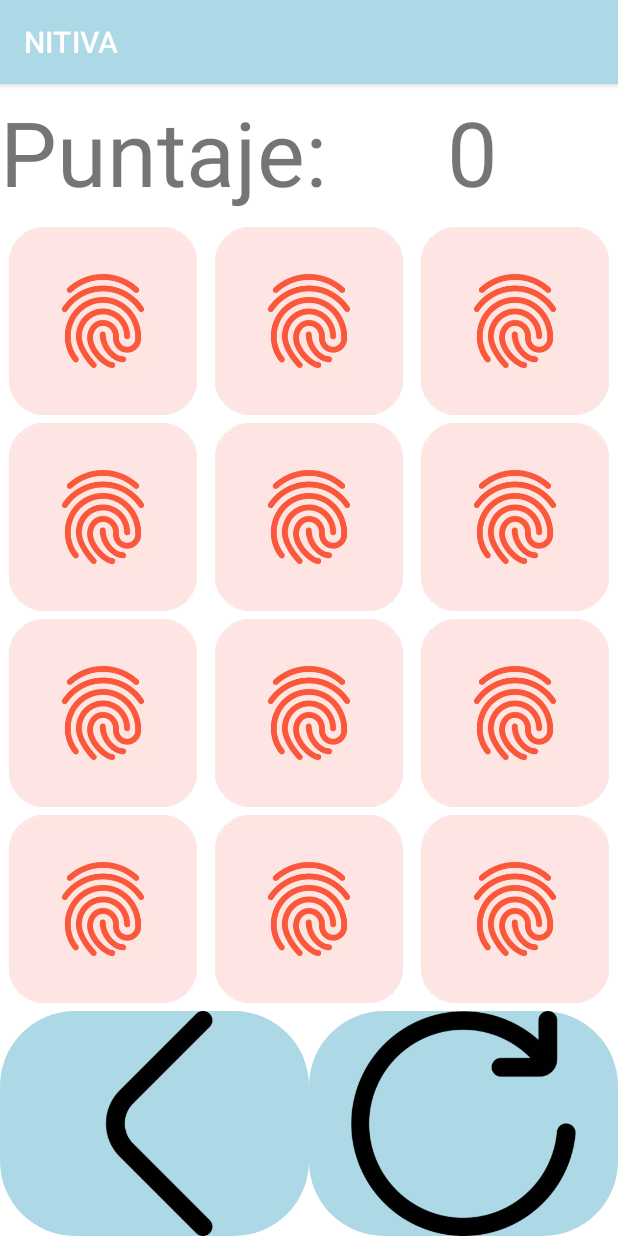
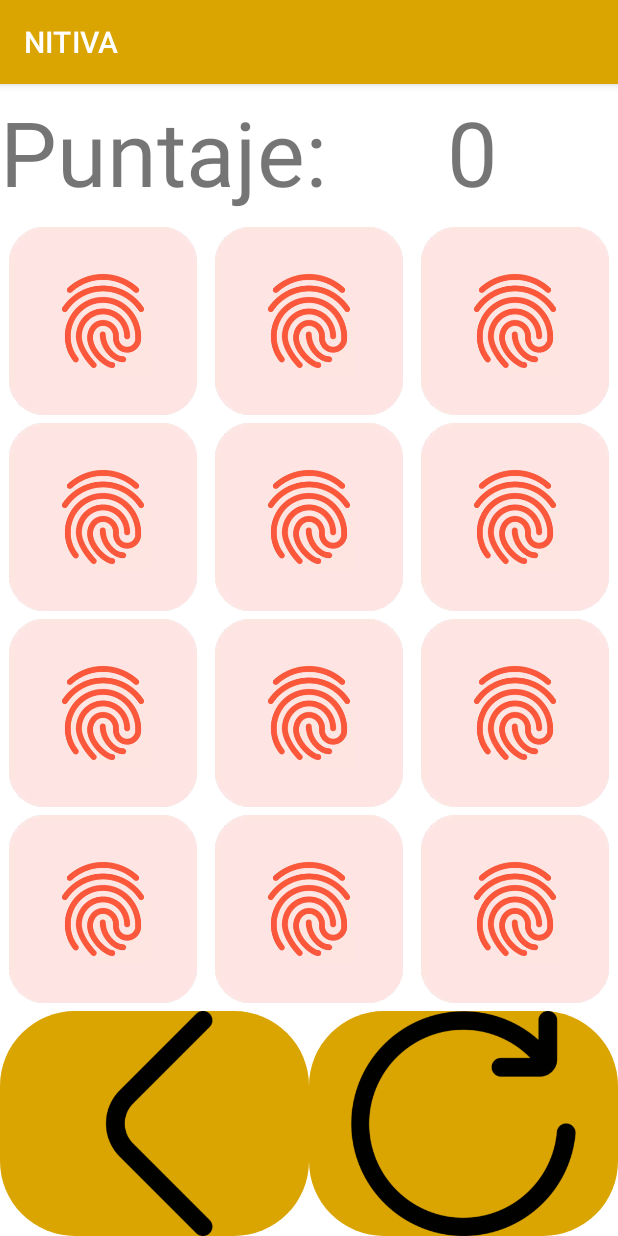
Before and after one commit to Braulio08/NITIVA, an Android app: the MemoryGame screen opened directly, with no data from a screen before it, on a phone screen of 412 x 824 dp. Run offline under Robolectric (Android 15) with nearby library versions, the phone set to English and light mode, and no system bars.

Commit message:
Actualización 18/10/2021 20:06 Colores

```diff
--- a/app/src/main/res/drawable/buttonshape.xml
+++ b/app/src/main/res/drawable/buttonshape.xml
@@ -1,7 +1,7 @@
 <?xml version="1.0" encoding="utf-8"?>
 <shape xmlns:android="http://schemas.android.com/apk/res/android"
     android:shape="rectangle">
-    <solid android:color="@color/LightBlue"/>
+    <solid android:color="@color/Gold"/>
     <corners
         android:radius="50dp"/>
 </shape>
--- a/app/src/main/res/values-night/themes.xml
+++ b/app/src/main/res/values-night/themes.xml
@@ -2,7 +2,7 @@
     <!-- Base application theme. -->
     <style name="Theme.NITIVA" parent="Theme.MaterialComponents.DayNight.DarkActionBar">
         <!-- Primary brand color. -->
-        <item name="colorPrimary">@color/LightBlue</item>
+        <item name="colorPrimary">@color/Gold</item>
         <item name="colorPrimaryVariant">@color/black</item>
         <item name="colorOnPrimary">@color/black</item>
         <!-- Secondary brand color. -->
--- a/app/src/main/res/values/colors.xml
+++ b/app/src/main/res/values/colors.xml
@@ -8,5 +8,6 @@
     <color name="black">#FF000000</color>
     <color name="white">#FFFFFFFF</color>
     <color name="LightBlue">#ADD8E6</color>
+    <color name="Gold">#DAA401</color>
     <color name="DarkSeaGreen">#8FBC8B</color>
 </resources>
--- a/app/src/main/res/values/themes.xml
+++ b/app/src/main/res/values/themes.xml
@@ -2,9 +2,9 @@
     <!-- Base application theme. -->
     <style name="Theme.NITIVA" parent="Theme.MaterialComponents.DayNight.DarkActionBar">
         <!-- Primary brand color. -->
-        <item name="colorPrimary">@color/LightBlue</item>
-        <item name="colorPrimaryVariant">@color/LightBlue</item>
-        <item name="colorOnPrimary">@color/black</item>
+        <item name="colorPrimary">@color/Gold</item>
+        <item name="colorPrimaryVariant">@color/Gold</item>
+        <item name="colorOnPrimary">@color/white</item>
         <!-- Secondary brand color. -->
         <item name="colorSecondary">@color/teal_200</item>
         <item name="colorSecondaryVariant">@color/teal_700</item>
```
